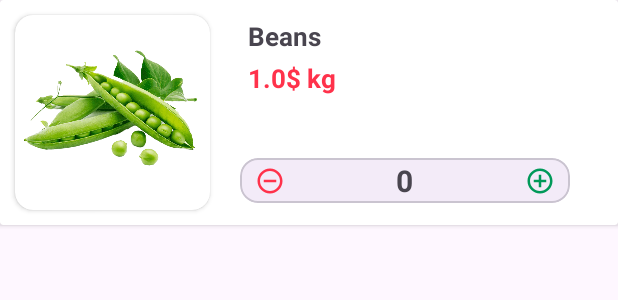
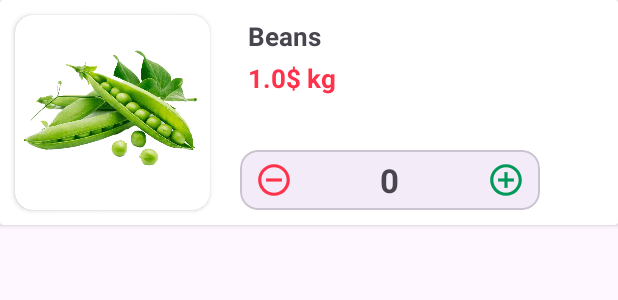
Before and after one commit to alimbeker/GroceryApp, an Android app: the layout cart_item_layout.xml on its own in the app's theme, with its tools: preview values and no code run, on a phone screen of 412 x 824 dp. Shown: the top 300 px of the screen. Run offline under Robolectric (Android 15) with nearby library versions, the phone set to English and light mode, and no system bars.

Commit message:
change ui of item layouts

```diff
--- a/app/src/main/res/layout/cart_item_layout.xml
+++ b/app/src/main/res/layout/cart_item_layout.xml
@@ -52,21 +52,21 @@
             tools:text="1.0$ kg" />
 
         <com.google.android.material.card.MaterialCardView
-            android:layout_width="220dp"
-            android:layout_height="30dp"
-            android:layout_marginTop="105dp"
+            android:layout_width="200dp"
+            android:layout_height="40dp"
+            android:layout_gravity="bottom"
+            android:layout_marginBottom="10dp"
             android:layout_marginRight="10dp"
-            android:layout_marginStart="160dp"
+            android:layout_marginLeft="160dp"
             app:cardElevation="0dp">
 
             <com.google.android.material.imageview.ShapeableImageView
                 android:id="@+id/button_add_to_cart"
-                android:layout_width="20dp"
-                android:layout_height="20dp"
+                android:layout_width="25dp"
+                android:layout_height="25dp"
                 android:src="@drawable/add_to_card"
-                android:layout_marginTop="5dp"
                 android:layout_marginRight="10dp"
-                android:layout_gravity="end"
+                android:layout_gravity="end|center_vertical"
                 />
             <TextView
                 android:id="@+id/quantity_of_product"
@@ -75,16 +75,15 @@
                 android:layout_gravity="center"
                 android:text="0"
                 android:textStyle="bold"
-                android:textSize="20sp"
+                android:textSize="22sp"
                 />
             <com.google.android.material.imageview.ShapeableImageView
                 android:id="@+id/button_remove_from_cart"
-                android:layout_width="20dp"
-                android:layout_height="20dp"
+                android:layout_width="25dp"
+                android:layout_height="25dp"
                 android:src="@drawable/remove_from_card"
-                android:layout_marginTop="5dp"
                 android:layout_marginLeft="10dp"
-                android:layout_gravity="start"
+                android:layout_gravity="start|center_vertical"
                 />
 
         </com.google.android.material.card.MaterialCardView>
```
Also changed, not shown: app/src/main/res/layout/item_layout.xml (+9 -11 lines).
